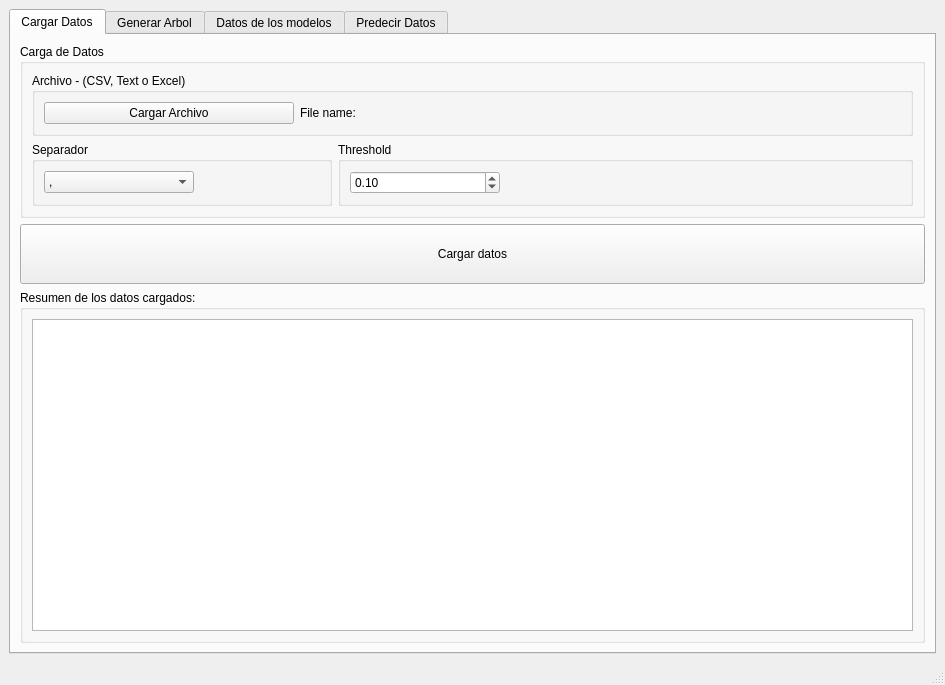
Old version of the form UI.ui in the repository AlejandroFNadal/ia_decision_trees.
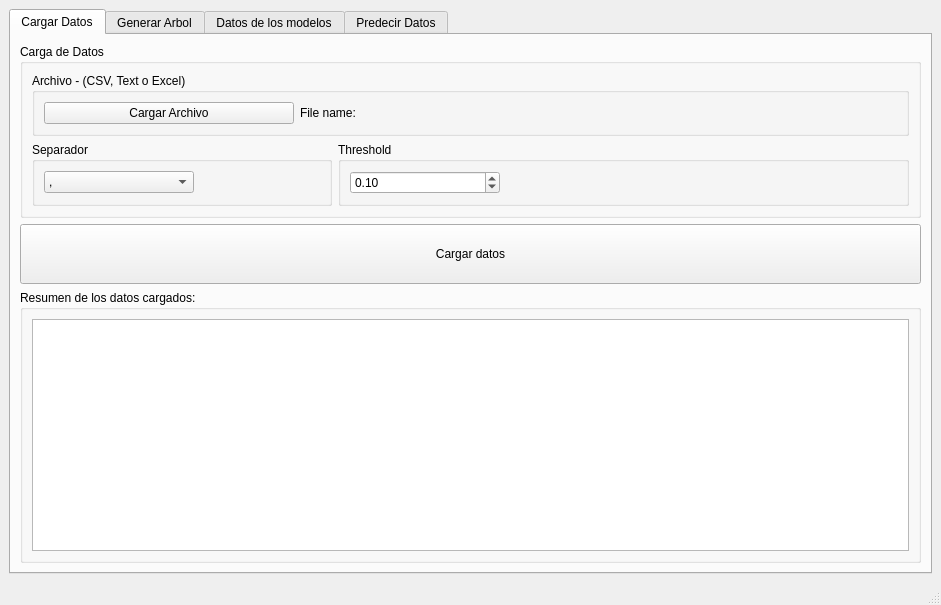
New version of the form. The open tabs and pages were chosen to show the change.

```diff
--- a/UI.ui
+++ b/UI.ui
@@ -6,8 +6,8 @@
    <rect>
     <x>0</x>
     <y>0</y>
-    <width>945</width>
-    <height>685</height>
+    <width>941</width>
+    <height>605</height>
    </rect>
   </property>
   <property name="windowTitle">
```
Left out of the diff: 4 changed lines with no effect on the pictures.
